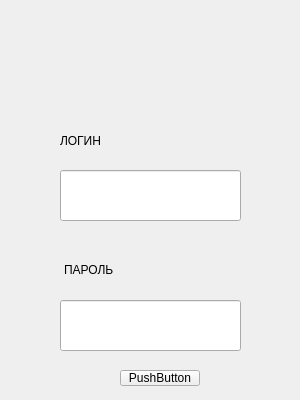
Qt form sprots_club/logindialog.ui (EL0re/SEM5_VPICMV_COURSEWORK) before a commit.
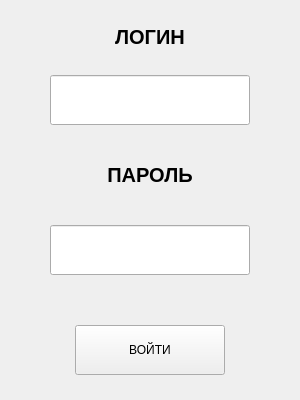
The same form after that commit.

Diff of the .ui file:
```diff
--- a/sprots_club/logindialog.ui
+++ b/sprots_club/logindialog.ui
@@ -16,60 +16,83 @@
   <widget class="QLineEdit" name="passEdit">
    <property name="geometry">
     <rect>
-     <x>60</x>
-     <y>300</y>
-     <width>181</width>
-     <height>51</height>
+     <x>50</x>
+     <y>225</y>
+     <width>200</width>
+     <height>50</height>
     </rect>
    </property>
   </widget>
   <widget class="QLineEdit" name="loginEdit">
    <property name="geometry">
     <rect>
-     <x>60</x>
-     <y>170</y>
-     <width>181</width>
-     <height>51</height>
+     <x>50</x>
+     <y>75</y>
+     <width>200</width>
+     <height>50</height>
     </rect>
    </property>
   </widget>
   <widget class="QLabel" name="pass_label">
    <property name="geometry">
     <rect>
-     <x>64</x>
-     <y>249</y>
-     <width>171</width>
-     <height>41</height>
+     <x>0</x>
+     <y>150</y>
+     <width>300</width>
+     <height>50</height>
     </rect>
    </property>
+   <property name="font">
+    <font>
+     <pointsize>15</pointsize>
+     <weight>75</weight>
+     <bold>true</bold>
+    </font>
+   </property>
    <property name="text">
     <string>ПАРОЛЬ</string>
    </property>
+   <property name="alignment">
+    <set>Qt::AlignCenter</set>
+   </property>
   </widget>
   <widget class="QLabel" name="login_label">
    <property name="geometry">
     <rect>
-     <x>60</x>
-     <y>120</y>
-     <width>171</width>
-     <height>41</height>
+     <x>0</x>
+     <y>12</y>
+     <width>300</width>
+     <height>50</height>
     </rect>
    </property>
+   <property name="font">
+    <font>
+     <pointsize>15</pointsize>
+     <weight>75</weight>
+     <bold>true</bold>
+    </font>
+   </property>
+   <property name="layoutDirection">
+    <enum>Qt::LeftToRight</enum>
+   </property>
    <property name="text">
     <string>ЛОГИН</string>
    </property>
+   <property name="alignment">
+    <set>Qt::AlignCenter</set>
+   </property>
   </widget>
   <widget class="QPushButton" name="loginBtn">
    <property name="geometry">
     <rect>
-     <x>120</x>
-     <y>370</y>
-     <width>80</width>
-     <height>16</height>
+     <x>75</x>
+     <y>325</y>
+     <width>150</width>
+     <height>50</height>
     </rect>
    </property>
    <property name="text">
-    <string>PushButton</string>
+    <string>ВОЙТИ</string>
    </property>
   </widget>
  </widget>
```
